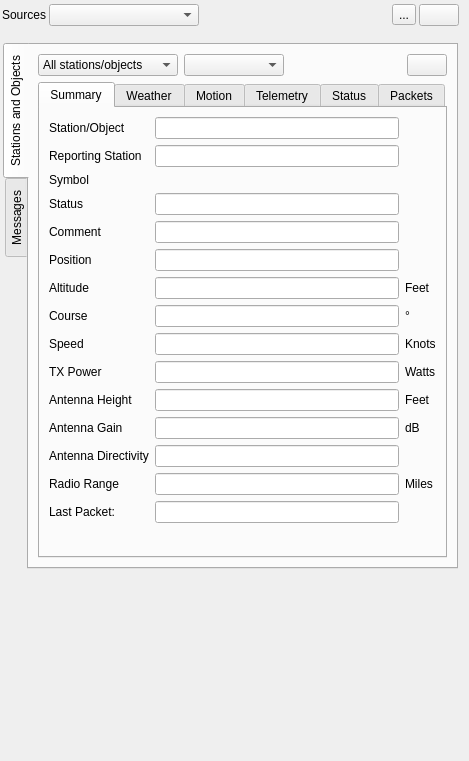
Qt form plugins/feature/aprs/aprsgui.ui (f4exb/sdrangel) before a commit.
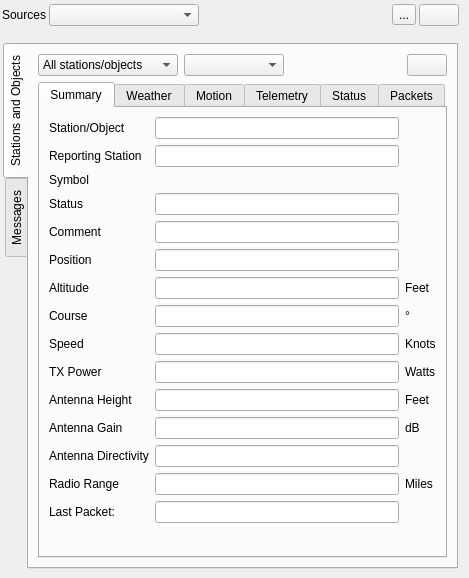
The same form after that commit. Icons and pictures are not drawn. Custom widgets are drawn as their Qt base class.

```diff
--- a/plugins/feature/aprs/aprsgui.ui
+++ b/plugins/feature/aprs/aprsgui.ui
@@ -7,11 +7,11 @@
     <x>0</x>
     <y>0</y>
     <width>469</width>
-    <height>761</height>
+    <height>578</height>
    </rect>
   </property>
   <property name="sizePolicy">
-   <sizepolicy hsizetype="Expanding" vsizetype="Expanding">
+   <sizepolicy hsizetype="Expanding" vsizetype="Fixed">
     <horstretch>0</horstretch>
     <verstretch>0</verstretch>
    </sizepolicy>
@@ -22,6 +22,12 @@
     <height>0</height>
    </size>
   </property>
+  <property name="maximumSize">
+   <size>
+    <width>700</width>
+    <height>16777215</height>
+   </size>
+  </property>
   <property name="font">
    <font>
     <family>Liberation Sans</family>
@@ -1447,17 +1453,17 @@
   </widget>
  </widget>
  <customwidgets>
-  <customwidget>
-   <class>ButtonSwitch</class>
-   <extends>QToolButton</extends>
-   <header>gui/buttonswitch.h</header>
-  </customwidget>
   <customwidget>
    <class>RollupContents</class>
    <extends>QWidget</extends>
    <header>gui/rollupcontents.h</header>
    <container>1</container>
   </customwidget>
+  <customwidget>
+   <class>ButtonSwitch</class>
+   <extends>QToolButton</extends>
+   <header>gui/buttonswitch.h</header>
+  </customwidget>
   <customwidget>
    <class>QChartView</class>
    <extends>QGraphicsView</extends>
```
Left out of the diff: 2 changed lines with no effect on the pictures.
